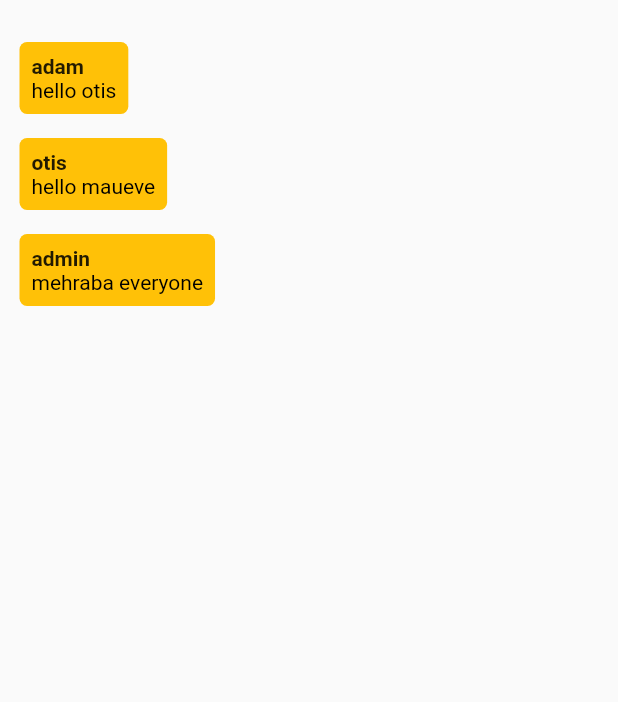
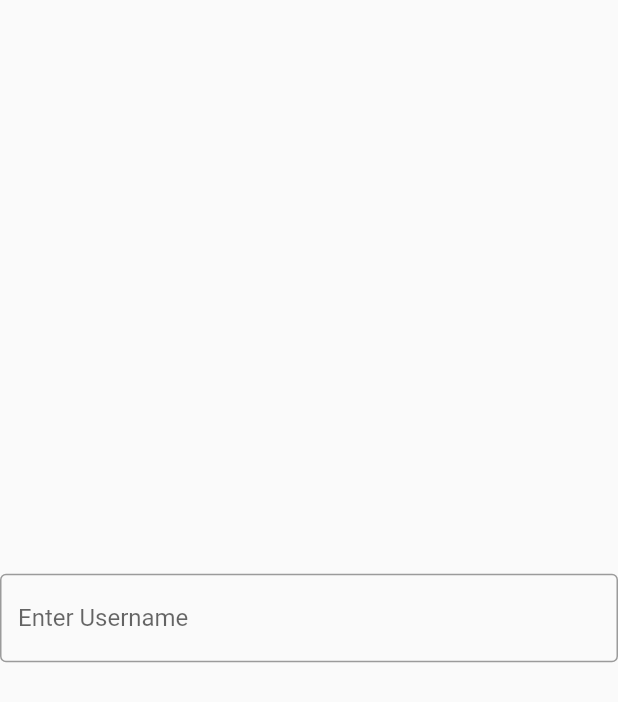
Before and after one commit to souravpal16/intra-organisational-server, a Flutter app: the screen it shows after launch, on a phone screen of 412 x 824 dp. Shown: the top 702 px of the screen. Run offline on Flutter 3.47's test engine with Material 2 defaults, Android fonts, the phone set to English and light mode, and no system bars.

Commit message:
prototype for multi client chat system using socket server ready

```diff
--- /dev/null
+++ b/flutterUI/intra_home_server/lib/data/messageList.dart
@@ -0,0 +1,7 @@
+import '../models/message.dart';
+
+List<Message> userMessageList = [
+  Message(username: 'Jack', message: 'hello guys', isLeft: true),
+  Message(username: 'Giant', message: 'hello everyone', isLeft: true),
+  Message(username: 'Admin', message: 'mehraba everyone', isLeft: true),
+];
--- a/flutterUI/intra_home_server/lib/main.dart
+++ b/flutterUI/intra_home_server/lib/main.dart
@@ -1,53 +1,28 @@
 import 'package:flutter/material.dart';
-import './messageField.dart';
+import 'models/client.dart';
+import './screens/final_socket_client_page.dart';
+import './screens/socket_connection_page.dart';
+import './screens/login_page.dart';
 
-void main() {
+void main() async {
   runApp(MyApp());
 }
 
 class MyApp extends StatelessWidget {
-  const MyApp({Key? key}) : super(key: key);
-
+  // This widget is the root of your application.
   @override
   Widget build(BuildContext context) {
     return MaterialApp(
-      home: TestPage(),
+      title: 'Intra Organisation Server',
+      theme: ThemeData(
+        primarySwatch: Colors.blue,
+      ),
+      initialRoute: '/',
+      routes: {
+        '/': (context) => LoginPage(),
+        '/chatScreen': (context) => ChatScreen(),
+        '/socketConnectionPage': (context) => SocketConnectionAwaitPage()
+      },
     );
   }
 }
-
-class TestPage extends StatelessWidget {
-  List<Message> userMessageList = [
-    Message(username: 'adam', message: 'hello otis', isLeft: true),
-    Message(username: 'otis', message: 'hello maueve', isLeft: true),
-    Message(username: 'admin', message: 'mehraba everyone', isLeft: true),
-  ];
-  @override
-  Widget build(BuildContext context) {
-    return Scaffold(
-      body: Container(
-        padding: EdgeInsets.symmetric(
-          horizontal: 5,
-          vertical: 20,
-        ),
-        child: Column(
-          mainAxisAlignment: MainAxisAlignment.spaceAround,
-          children: [
-            Expanded(
-              child: ListView.builder(
-                itemCount: userMessageList.length,
-                itemBuilder: (context, index) {
-                  return MessageField(
-                    username: userMessageList[index].username,
-                    message: userMessageList[index].message,
-                    isLeft: userMessageList[index].isLeft,
-                  );
-                },
-              ),
-            ),
-          ],
-        ),
-      ),
-    );
-  }
-}
--- /dev/null
+++ b/flutterUI/intra_home_server/lib/screens/login_page.dart
@@ -0,0 +1,38 @@
+import 'package:flutter/material.dart';
+
+class LoginPage extends StatefulWidget {
+  const LoginPage({Key? key}) : super(key: key);
+
+  @override
+  State<LoginPage> createState() => _LoginPageState();
+}
+
+class _LoginPageState extends State<LoginPage> {
+  final TextEditingController _controller = new TextEditingController();
+
+  @override
+  void dispose() {
+    // TODO: implement dispose
+    _controller.dispose();
+    super.dispose();
+  }
+
+  @override
+  Widget build(BuildContext context) {
+    return Scaffold(
+      body: Center(
+        child: TextField(
+          decoration: InputDecoration(
+            border: OutlineInputBorder(),
+            labelText: 'Enter Username',
+          ),
+          controller: _controller,
+          onSubmitted: (text) {
+            Navigator.pushNamed(context, '/socketConnectionPage',
+                arguments: {'username': text});
+          },
+        ),
+      ),
+    );
+  }
+}
--- a/flutterUI/intra_home_server/lib/messageField.dart
+++ b/flutterUI/intra_home_server/lib/widgets/messageField.dart
@@ -1,12 +1,4 @@
 import 'package:flutter/material.dart';
-
-class Message {
-  String username;
-  String message;
-  bool isLeft;
-  Message(
-      {required this.username, required this.message, required this.isLeft});
-}
 
 class MessageField extends StatelessWidget {
   final username;
--- a/socket_dart/client_socket/bin/client_socket.dart
+++ b/socket_dart/client_socket/bin/client_socket.dart
@@ -6,8 +6,9 @@ void main() async {
   // connect to the socket server
   print('Enter username: ');
   String? username = stdin.readLineSync();
-  final socket = await Socket.connect('127.0.0.1', 4567);
+  final socket = await Socket.connect('192.168.0.124', 4002);
   await sendMessage(socket, convertMessageToText('username', username));
+  print('A new socket: ${socket.address.address}:${socket.port}');
   print('Connected to: ${socket.remoteAddress.address}:${socket.remotePort}');
 
   // listen for responses from the server
--- a/socket_dart/socket_server/bin/socket_server.dart
+++ b/socket_dart/socket_server/bin/socket_server.dart
@@ -2,9 +2,13 @@ import 'dart:io';
 import 'dart:typed_data';
 import 'dart:convert';
 
+//'127.0.0.1'
+// InternetAddress.anyIPv4
+final URL = '192.168.0.124';
+int PORT = 4002;
 void main() async {
   // bind the socket server to an address and port
-  final server = await ServerSocket.bind('127.0.0.1', 4567);
+  final server = await ServerSocket.bind(URL, PORT);
   Map<Socket, String> clientList = {};
   // listen for clent connections to the server
   server.listen((client) {
```
Also changed, not shown: flutterUI/intra_home_server/lib/main3.dart (deleted, +0 -160 lines), flutterUI/intra_home_server/lib/models/message.dart (added, +7 -0 lines), flutterUI/intra_home_server/lib/screens/final_socket_client_page.dart (renamed from flutterUI/intra_home_server/lib/main_orig.dart, +33 -42 lines), flutterUI/intra_home_server/lib/screens/socket_connection_page.dart (added, +87 -0 lines), flutterUI/intra_home_server/lib/models/client.dart (renamed from flutterUI/intra_home_server/lib/client.dart), 24 other files.
